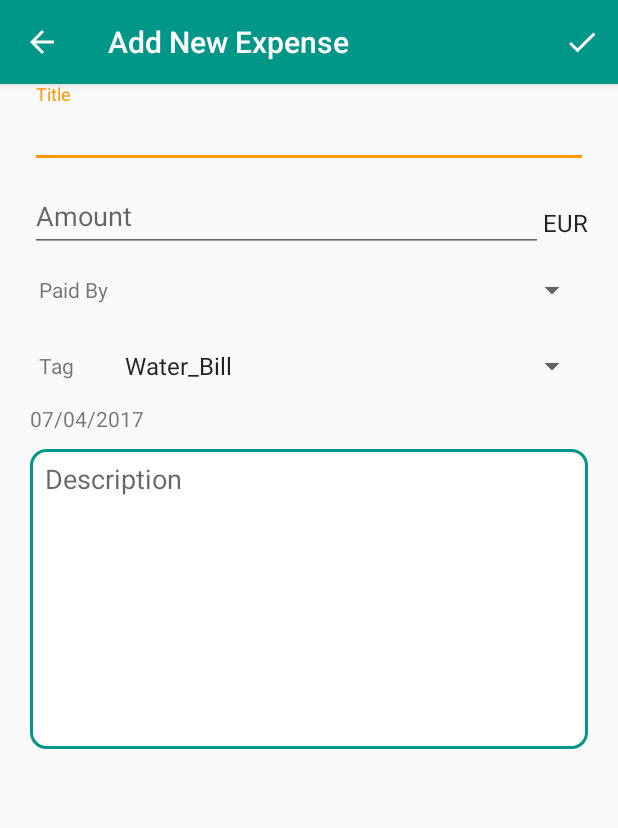
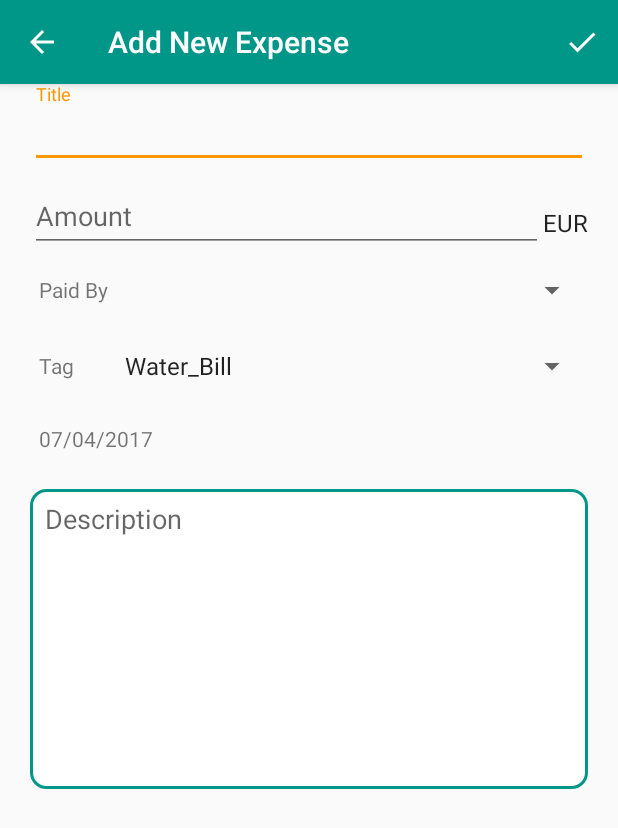
Before and after one commit to Shark500v/ExpandedMad, an Android app: the ExpenseFillData_2 screen opened directly, with no data from a screen before it, on a phone screen of 412 x 824 dp. Shown: the top 828 px of the screen. Run offline under Robolectric (Android 15) with nearby library versions, the phone set to English and light mode, and no system bars; 4 statements that could not run were skipped.

Commit message:
minor changes

```diff
--- a/app/src/main/res/layout/expense_fill2.xml
+++ b/app/src/main/res/layout/expense_fill2.xml
@@ -122,7 +122,7 @@
                     android:layout_height="wrap_content"
                     android:layout_marginTop="13dp"
                     android:layout_marginBottom="13dp"
-                    android:entries="@array/tags" />
+                    android:entries="@array/tags"/>
             </android.support.design.widget.TextInputLayout>
         </LinearLayout>
 
@@ -135,6 +135,10 @@
                 android:id="@+id/input_date"
                 android:layout_width="match_parent"
                 android:layout_height="wrap_content"
+                android:layout_marginTop="13dp"
+                android:layout_marginBottom="13dp"
+                android:layout_marginRight="5dp"
+                android:layout_marginLeft="6dp"
                 android:onClick="showDataPicker"/>
         </android.support.design.widget.TextInputLayout>
 
```
